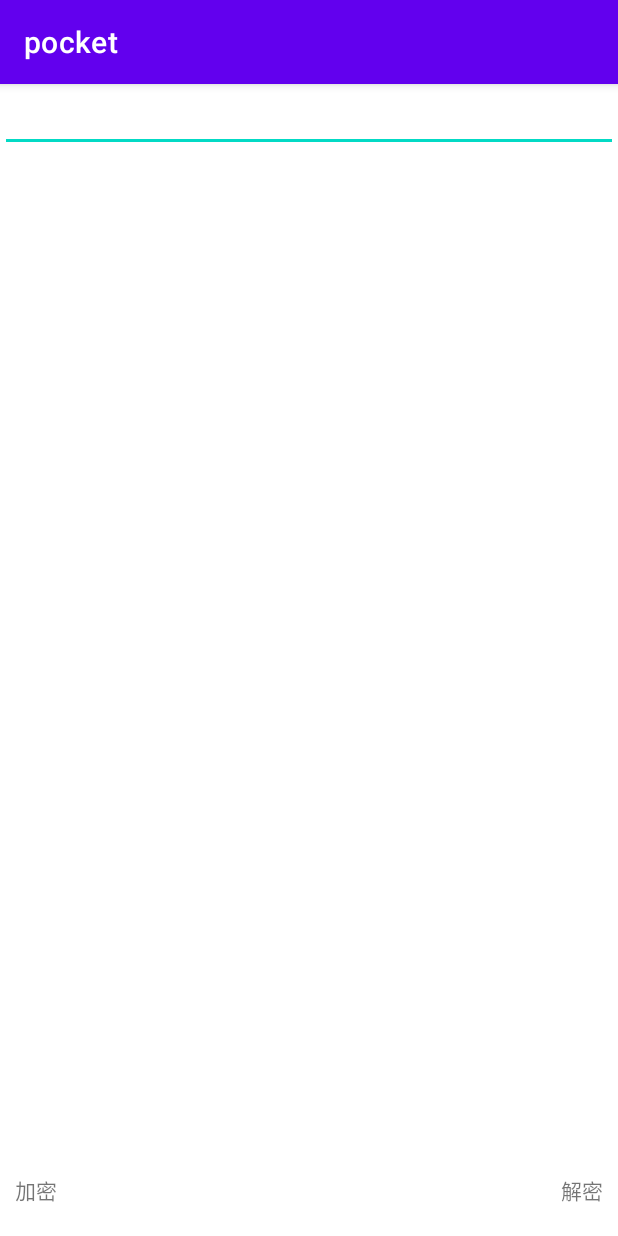
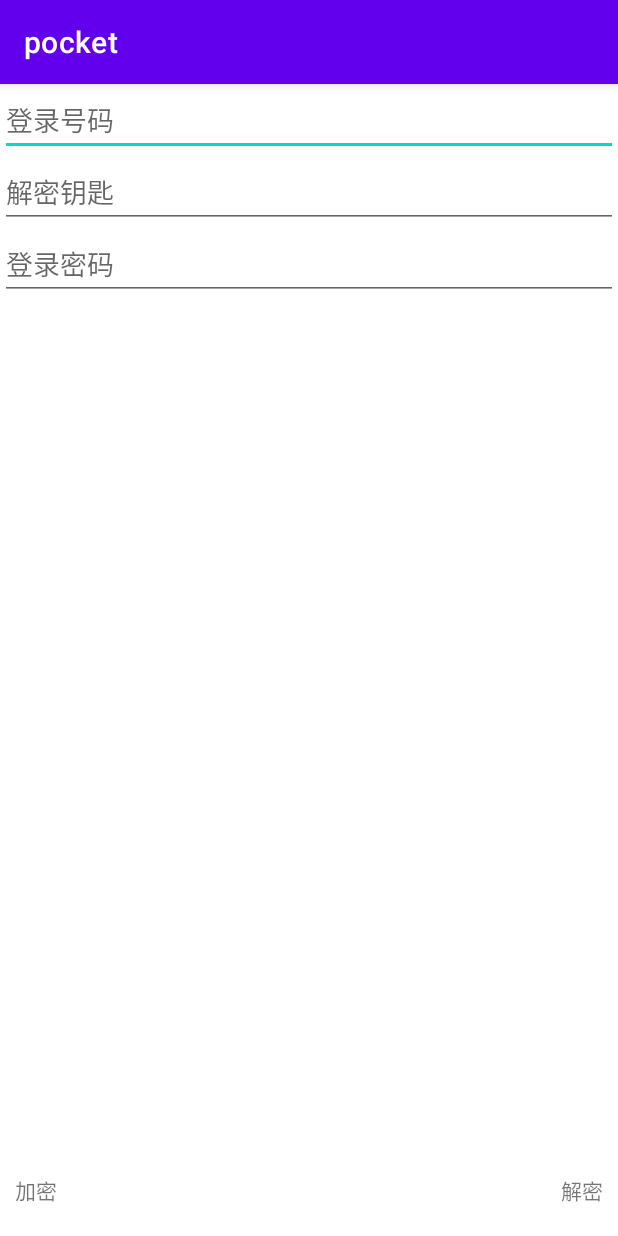
Before and after one commit to fanmangzhizun/pocket, an Android app: the screen it shows after launch (MainActivity), on a phone screen of 412 x 824 dp. Run offline under Robolectric (Android 15) with nearby library versions, the phone set to English and light mode, and no system bars.

Commit message:
feature:list列表

```diff
--- a/app/src/main/java/com/example/pocket/MainActivity.kt
+++ b/app/src/main/java/com/example/pocket/MainActivity.kt
@@ -39,7 +39,7 @@ class MainActivity : AppCompatActivity() {
     }
 
     fun initUI(){
-        editView = findViewById(R.id.edit_view)
+        editView = findViewById(R.id.password_edit_view)
         encrypt = findViewById(R.id.encrypt)
         decrypt = findViewById(R.id.decrypt)
     }
--- a/app/src/main/res/layout/activity_main.xml
+++ b/app/src/main/res/layout/activity_main.xml
@@ -5,13 +5,26 @@
     xmlns:android="http://schemas.android.com/apk/res/android"
     xmlns:tools="http://schemas.android.com/tools">
 
-
     <EditText
-        android:id="@+id/edit_view"
+        android:id="@+id/account_edit_view"
         android:layout_width="match_parent"
         android:layout_height="wrap_content"
         tools:ignore="MissingConstraints"
-        tools:text="hhhhhh" />
+        android:hint="登录号码"/>
+
+    <EditText
+        android:id="@+id/key_edit_view"
+        android:layout_width="match_parent"
+        android:layout_height="wrap_content"
+        tools:ignore="MissingConstraints"
+        android:hint="解密钥匙"/>
+
+    <EditText
+        android:id="@+id/password_edit_view"
+        android:layout_width="match_parent"
+        android:layout_height="wrap_content"
+        tools:ignore="MissingConstraints"
+        android:hint="登录密码"/>
 
     <RelativeLayout
         android:layout_width="match_parent"
```
Also changed, not shown: app/src/main/java/com/example/pocket/RecycleSave.kt (added, +38 -0 lines), app/src/main/res/layout/activity_recycle.xml (added, +14 -0 lines), app/src/main/res/layout/pass_word_item.xml (added, +24 -0 lines).
